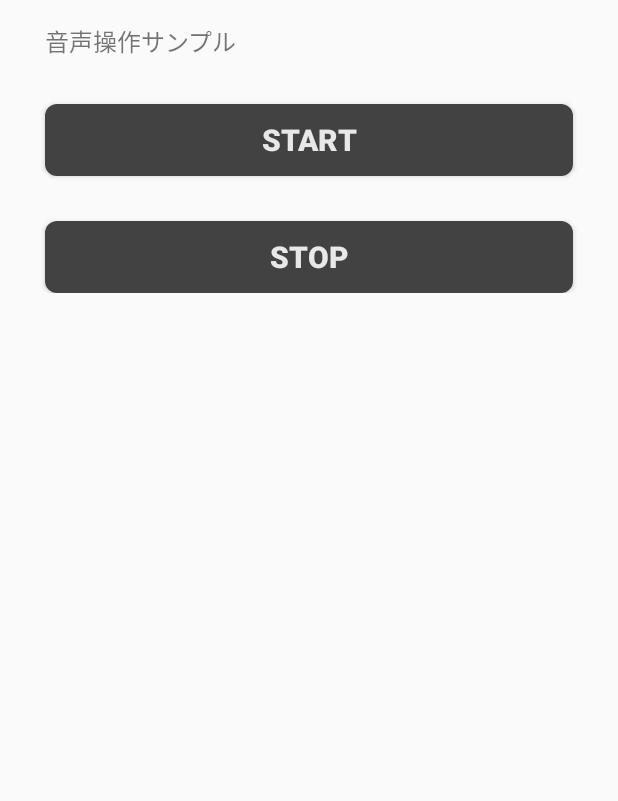
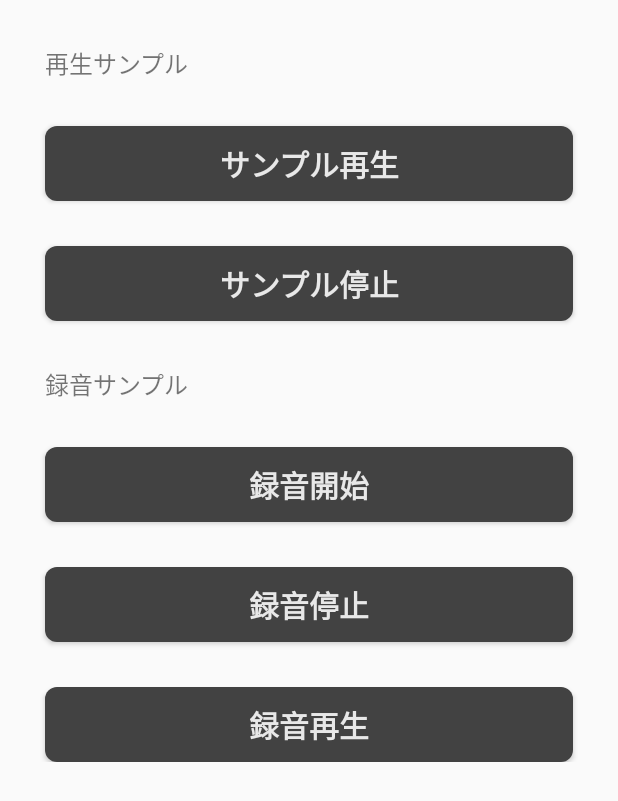
Before and after one commit to yamachita0109/android_media_recorder, an Android app: the screen it shows after launch (HomeActivity), on a phone screen of 412 x 824 dp. Shown: the top 801 px of the screen. Run offline under Robolectric (Android 15) with nearby library versions, the phone set to English and light mode, and no system bars.

Commit message:
録音（まともに動作確認していない）

```diff
--- a/app/src/main/AndroidManifest.xml
+++ b/app/src/main/AndroidManifest.xml
@@ -23,5 +23,6 @@
             android:screenOrientation="portrait"
             android:theme="@style/Theme.AppCompat.Light.NoActionBar"/>
     </application>
-
+    <uses-permission android:name="android.permission.WRITE_EXTERNAL_STORAGE" />
+    <uses-permission android:name="android.permission.RECORD_AUDIO" />
 </manifest>
--- a/app/src/main/res/layout/activity_home.xml
+++ b/app/src/main/res/layout/activity_home.xml
@@ -10,65 +10,144 @@
         android:id="@+id/scroll_area"
         android:layout_width="match_parent"
         android:layout_height="match_parent">
+
         <LinearLayout
-            android:orientation="vertical"
             android:layout_width="match_parent"
-            android:layout_height="wrap_content">
+            android:layout_height="wrap_content"
+            android:orientation="vertical">
+
             <TextView
                 android:layout_width="match_parent"
                 android:layout_height="wrap_content"
-                android:layout_marginTop="15dp"
+                android:layout_marginStart="30dp"
                 android:layout_marginLeft="30dp"
-                android:layout_marginStart="30dp"
+                android:layout_marginTop="30dp"
+                android:layout_marginEnd="30dp"
                 android:layout_marginRight="30dp"
-                android:layout_marginEnd="30dp"
+                android:text="再生サンプル"
                 android:textSize="16sp"
-                android:text="音声操作サンプル"
-                app:layout_constraintStart_toStartOf="parent"
-                app:layout_constraintEnd_toEndOf="parent"/>
+                app:layout_constraintEnd_toEndOf="parent"
+                app:layout_constraintStart_toStartOf="parent" />
+
             <Button
                 android:id="@+id/start_button"
                 android:layout_width="match_parent"
                 android:layout_height="wrap_content"
+                android:layout_marginStart="30dp"
+                android:layout_marginLeft="30dp"
                 android:layout_marginTop="30dp"
-                android:layout_marginLeft="30dp"
-                android:layout_marginStart="30dp"
+                android:layout_marginEnd="30dp"
                 android:layout_marginRight="30dp"
-                android:layout_marginEnd="30dp"
+                android:background="@drawable/btn_back"
                 android:paddingTop="10dp"
                 android:paddingBottom="10dp"
                 android:text="@string/start_btn_name"
+                android:textColor="#e8e8e8"
                 android:textSize="20sp"
-                android:textColor="#e8e8e8"
                 android:textStyle="bold"
-                android:background="@drawable/btn_back"
-                app:layout_constraintTop_toTopOf="parent"
                 app:layout_constraintBottom_toBottomOf="parent"
+                app:layout_constraintEnd_toEndOf="parent"
                 app:layout_constraintStart_toStartOf="parent"
-                app:layout_constraintEnd_toEndOf="parent"/>
+                app:layout_constraintTop_toTopOf="parent" />
 
             <Button
                 android:id="@+id/stop_button"
                 android:layout_width="match_parent"
                 android:layout_height="wrap_content"
+                android:layout_marginStart="30dp"
+                android:layout_marginLeft="30dp"
                 android:layout_marginTop="30dp"
-                android:layout_marginLeft="30dp"
-                android:layout_marginStart="30dp"
+                android:layout_marginEnd="30dp"
                 android:layout_marginRight="30dp"
-                android:layout_marginEnd="30dp"
+                android:background="@drawable/btn_back"
                 android:paddingTop="10dp"
                 android:paddingBottom="10dp"
                 android:text="@string/stop_btn_name"
+                android:textColor="#e8e8e8"
                 android:textSize="20sp"
+                android:textStyle="bold"
+                app:layout_constraintBottom_toBottomOf="parent"
+                app:layout_constraintEnd_toEndOf="parent"
+                app:layout_constraintStart_toStartOf="parent"
+                app:layout_constraintTop_toBottomOf="@id/start_button" />
+
+            <TextView
+                android:layout_width="match_parent"
+                android:layout_height="wrap_content"
+                android:layout_marginStart="30dp"
+                android:layout_marginLeft="30dp"
+                android:layout_marginTop="30dp"
+                android:layout_marginEnd="30dp"
+                android:layout_marginRight="30dp"
+                android:text="録音サンプル"
+                android:textSize="16sp"
+                app:layout_constraintEnd_toEndOf="parent"
+                app:layout_constraintStart_toStartOf="parent" />
+
+            <Button
+                android:id="@+id/start_record_button"
+                android:layout_width="match_parent"
+                android:layout_height="wrap_content"
+                android:layout_marginStart="30dp"
+                android:layout_marginLeft="30dp"
+                android:layout_marginTop="30dp"
+                android:layout_marginEnd="30dp"
+                android:layout_marginRight="30dp"
+                android:background="@drawable/btn_back"
+                android:paddingTop="10dp"
+                android:paddingBottom="10dp"
+                android:text="@string/start_record_btn_name"
                 android:textColor="#e8e8e8"
+                android:textSize="20sp"
                 android:textStyle="bold"
+                app:layout_constraintBottom_toBottomOf="parent"
+                app:layout_constraintEnd_toEndOf="parent"
+                app:layout_constraintStart_toStartOf="parent"
+                app:layout_constraintTop_toBottomOf="@id/start_record_button" />
+
+            <Button
+                android:id="@+id/stop_record_button"
+                android:layout_width="match_parent"
+                android:layout_height="wrap_content"
+                android:layout_marginStart="30dp"
+                android:layout_marginLeft="30dp"
+                android:layout_marginTop="30dp"
+                android:layout_marginEnd="30dp"
+                android:layout_marginRight="30dp"
                 android:background="@drawable/btn_back"
-                app:layout_constraintTop_toBottomOf="@id/start_button"
+                android:paddingTop="10dp"
+                android:paddingBottom="10dp"
+                android:text="@string/stop_record_btn_name"
+                android:textColor="#e8e8e8"
+                android:textSize="20sp"
+                android:textStyle="bold"
                 app:layout_constraintBottom_toBottomOf="parent"
+                app:layout_constraintEnd_toEndOf="parent"
                 app:layout_constraintStart_toStartOf="parent"
-                app:layout_constraintEnd_toEndOf="parent"/>
+                app:layout_constraintTop_toBottomOf="@id/start_record_button" />
+
+            <Button
+                android:id="@+id/record_button"
+                android:layout_width="match_parent"
+                android:layout_height="wrap_content"
+                android:layout_marginStart="30dp"
+                android:layout_marginLeft="30dp"
+                android:layout_marginTop="30dp"
+                android:layout_marginEnd="30dp"
+                android:layout_marginRight="30dp"
+                android:background="@drawable/btn_back"
+                android:paddingTop="10dp"
+                android:paddingBottom="10dp"
+                android:text="@string/record_btn_name"
+                android:textColor="#e8e8e8"
+                android:textSize="20sp"
+                android:textStyle="bold"
+                app:layout_constraintBottom_toBottomOf="parent"
+                app:layout_constraintEnd_toEndOf="parent"
+                app:layout_constraintStart_toStartOf="parent"
+                app:layout_constraintTop_toBottomOf="@id/stop_record_button" />
+
         </LinearLayout>
-
 
     </ScrollView>
 
--- a/app/src/main/res/values/strings.xml
+++ b/app/src/main/res/values/strings.xml
@@ -1,6 +1,9 @@
 <resources>
     <string name="app_name">Voice</string>
 
-    <string name="start_btn_name">Start</string>
-    <string name="stop_btn_name">Stop</string>
+    <string name="start_btn_name">サンプル再生</string>
+    <string name="stop_btn_name">サンプル停止</string>
+    <string name="start_record_btn_name">録音開始</string>
+    <string name="stop_record_btn_name">録音停止</string>
+    <string name="record_btn_name">録音再生</string>
 </resources>
```
Also changed, not shown: app/src/main/java/com/yamachita0109/voice/activity/HomeActivity.kt (+73 -6 lines).
